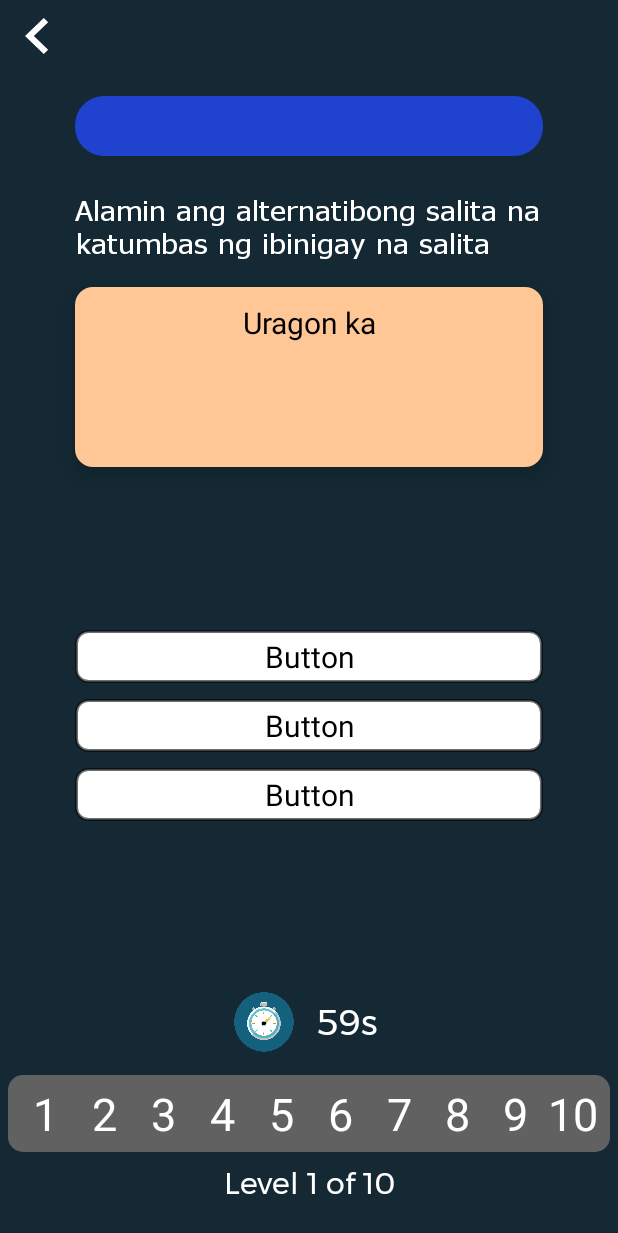
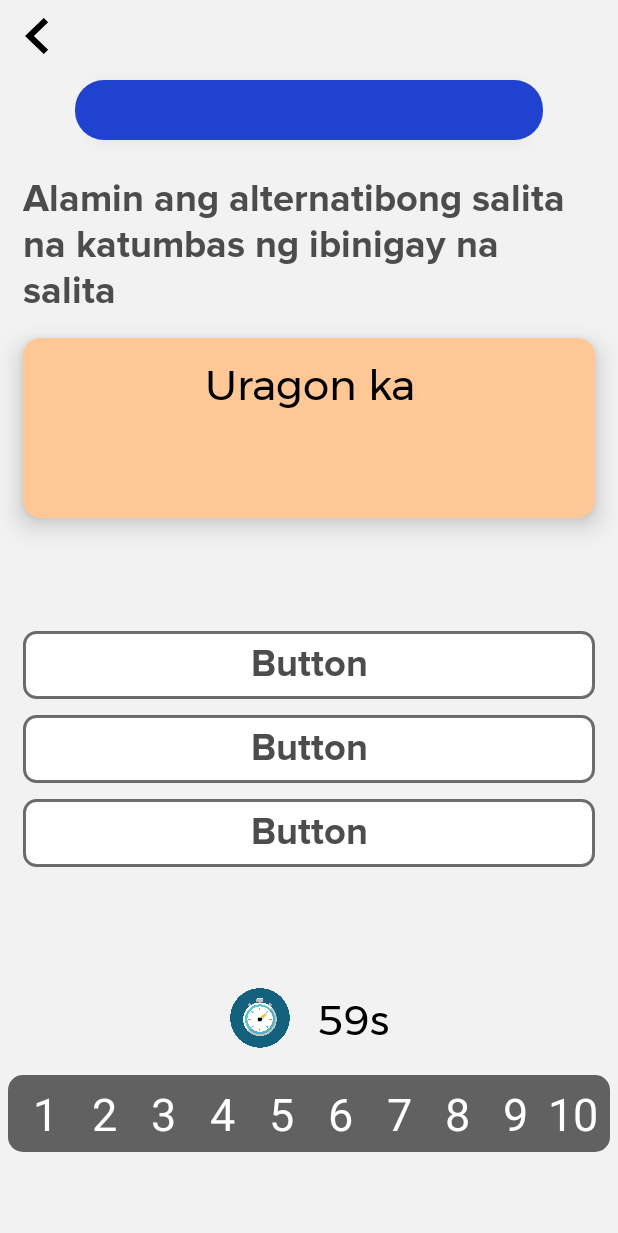
Before and after one commit to ChristerJohn007/DilangPinoy, an Android app: the AnalogyActivity screen opened directly, with no data from a screen before it, on a phone screen of 412 x 824 dp. Shown: the top 1233 px of the screen. Run offline under Robolectric (Android 15) with nearby library versions, the phone set to English and light mode, and no system bars; Roboto replaces fonts that are not available here; 11 statements that could not run were skipped.

Commit message:
White Theme for Stages Done

```diff
--- a/app/src/main/java/com/example/dilangpinoy/ui/stages/AnalogyActivity.java
+++ b/app/src/main/java/com/example/dilangpinoy/ui/stages/AnalogyActivity.java
@@ -5,7 +5,10 @@
 import android.os.Build;
 import android.os.Bundle;
 import android.view.View;
+import android.view.animation.Animation;
+import android.view.animation.AnimationUtils;
 import android.widget.Button;
+import android.widget.LinearLayout;
 import android.widget.TextView;
 
 import com.example.dilangpinoy.R;
@@ -36,6 +39,11 @@
 
     private Button[] choices;
     private TextView question;
+
+    TextView instruction;
+    LinearLayout levelsbar;
+    TextView titlebar;
+    TextView currentLeveltext;
 
     public SoundPool soundPool;
 
@@ -84,6 +92,18 @@
         wrong = soundPool.load(getApplicationContext(), R.raw.wrong, 1);
         correct = soundPool.load(getApplicationContext(), R.raw.correct, 1);
 
+        levelsbar=(LinearLayout) findViewById(R.id.linearLayout4);
+        titlebar=(TextView) findViewById(R.id.stage_text);
+        instruction=(TextView) findViewById(R.id.stage_instructions);
+
+        Animation lvlbar = AnimationUtils.loadAnimation(AnalogyActivity.this, R.anim.bounce);
+        Animation titlebarx = AnimationUtils.loadAnimation(AnalogyActivity.this, R.anim.slide_in_bottom);
+        Animation inst = AnimationUtils.loadAnimation(AnalogyActivity.this, R.anim.fadein);
+        Animation lvldsc = AnimationUtils.loadAnimation(AnalogyActivity.this, R.anim.fadein2);
+
+        levelsbar.startAnimation(lvlbar);
+        titlebar.startAnimation(titlebarx);
+
 
         initLevel(level);
 
@@ -104,6 +124,10 @@
 
 
         enableAllButtons();
+
+        currentLeveltext=(TextView) findViewById(R.id.stage_text);
+        Animation currentstage = AnimationUtils.loadAnimation(AnalogyActivity.this, R.anim.blink_anim);
+        currentLevelText.startAnimation(currentstage);
 
 
         question.setText(analogyLevel.get(level).getQuestion());
--- a/app/src/main/res/layout/activity_analogy.xml
+++ b/app/src/main/res/layout/activity_analogy.xml
@@ -5,7 +5,7 @@
     android:id="@+id/linearLayout2"
     android:layout_width="match_parent"
     android:layout_height="match_parent"
-    android:background="@drawable/bgapp"
+    android:background="@drawable/bgdirtywhite"
     android:orientation="vertical">
 
 
@@ -13,7 +13,7 @@
         android:id="@+id/back_btn"
         android:layout_width="50dp"
         android:layout_height="wrap_content"
-        android:background="@drawable/ic_chevron_left_white"
+        android:background="@drawable/ic_chevron_left_black"
         app:layout_constraintStart_toStartOf="parent"
         app:layout_constraintTop_toTopOf="parent" />
 
@@ -23,7 +23,7 @@
         android:layout_width="0dp"
         android:layout_height="40dp"
         android:layout_marginStart="50dp"
-        android:layout_marginTop="16dp"
+        android:layout_marginTop="5dp"
         android:layout_marginEnd="50dp"
         android:background="@drawable/bluetitlebar"
         android:elevation="10dp"
@@ -52,13 +52,15 @@
         android:layout_width="0dp"
         android:layout_height="wrap_content"
         android:layout_marginTop="24dp"
-        android:fontFamily="@font/verdana"
+        android:layout_marginLeft="15dp"
+        android:layout_marginRight="15dp"
+        android:fontFamily="@font/proximanovabold"
         android:text="@string/stage5_inst"
-        android:textColor="#FFF"
-        android:textSize="18sp"
+        android:textColor="#4c4c4c"
+        android:textSize="25sp"
         android:typeface="normal"
-        app:layout_constraintEnd_toEndOf="@+id/stage_text"
-        app:layout_constraintStart_toStartOf="@+id/stage_text"
+        app:layout_constraintEnd_toEndOf="parent"
+        app:layout_constraintStart_toStartOf="parent"
         app:layout_constraintTop_toBottomOf="@+id/stage_text" />
 
     <LinearLayout
@@ -82,8 +84,8 @@
             android:text="@string/phrase1"
             android:textAlignment="center"
             android:textColor="#000"
-            android:textSize="20sp"
-            app:autoSizeMaxTextSize="20sp"
+            android:fontFamily="@font/montserrat"
+            app:autoSizeMaxTextSize="28sp"
             app:autoSizeMinTextSize="10sp"
             app:autoSizeStepGranularity="1sp"
             app:autoSizeTextType="uniform" />
@@ -103,41 +105,53 @@
         <Button
             android:id="@+id/btn_choice_1"
             android:layout_width="match_parent"
-            android:layout_height="35dp"
+            android:layout_height="45dp"
             android:layout_marginTop="5dp"
             android:layout_marginBottom="5dp"
             android:background="@drawable/choice_normal"
-            android:fontFamily="sans-serif"
+            android:fontFamily="@font/proximanovabold"
             android:text="Button"
             android:textAllCaps="false"
-            android:textColor="@android:color/black"
-            android:textSize="20sp" />
+            android:textColor="#4c4c4c"
+            app:autoSizeMaxTextSize="25sp"
+            app:autoSizeMinTextSize="20sp"
+            app:autoSizeStepGranularity="1sp"
+            app:autoSizeTextType="uniform"
+            android:textSize="25sp" />
 
         <Button
             android:id="@+id/btn_choice_2"
             android:layout_width="match_parent"
-            android:layout_height="35dp"
+            android:layout_height="45dp"
             android:layout_marginTop="5dp"
             android:layout_marginBottom="5dp"
             android:background="@drawable/choice_normal"
-            android:fontFamily="sans-serif"
+            android:fontFamily="@font/proximanovabold"
             android:text="Button"
             android:textAllCaps="false"
-            android:textColor="@android:color/black"
-            android:textSize="20sp" />
+            android:textColor="#4c4c4c"
+            app:autoSizeMaxTextSize="25sp"
+            app:autoSizeMinTextSize="20sp"
+            app:autoSizeStepGranularity="1sp"
+            app:autoSizeTextType="uniform"
+            android:textSize="25sp" />
 
         <Button
             android:id="@+id/btn_choice_3"
             android:layout_width="match_parent"
-            android:layout_height="35dp"
+            android:layout_height="45dp"
             android:layout_marginTop="5dp"
             android:layout_marginBottom="5dp"
             android:background="@drawable/choice_normal"
-            android:fontFamily="sans-serif"
+            android:fontFamily="@font/proximanovabold"
             android:text="Button"
             android:textAllCaps="false"
-            android:textColor="@android:color/black"
-            android:textSize="20sp" />
+            android:textColor="#4c4c4c"
+            app:autoSizeMaxTextSize="25sp"
+            app:autoSizeMinTextSize="20sp"
+            app:autoSizeStepGranularity="1sp"
+            app:autoSizeTextType="uniform"
+            android:textSize="25sp" />
 
     </LinearLayout>
 
@@ -160,16 +174,16 @@
 
         <TextView
             android:id="@+id/textView_timer"
-            android:layout_width="50dp"
+            android:layout_width="55dp"
             android:layout_height="wrap_content"
             android:layout_gravity="center"
             android:layout_margin="5dp"
             android:fontFamily="@font/montserrat"
             android:gravity="left"
             android:text="60s"
-            android:textAlignment="center"
-            android:textColor="#FFF"
-            android:textSize="24sp">
+            android:textAlignment="textEnd"
+            android:textColor="#000"
+            android:textSize="28sp">
 
         </TextView>
     </LinearLayout>
@@ -300,7 +314,7 @@
         android:fontFamily="@font/montserrat"
         android:text="Level 1 of 10"
         android:textAlignment="center"
-        android:textColor="#FFF"
+        android:textColor="#000"
         android:textSize="20sp"
         app:layout_constraintBottom_toBottomOf="parent"
         app:layout_constraintEnd_toEndOf="parent"
--- a/app/src/main/res/values/strings.xml
+++ b/app/src/main/res/values/strings.xml
@@ -27,7 +27,7 @@
     <string name="stage5">Stage 5: Analogy</string>
     <string name="stage5_inst">Alamin ang alternatibong salita na katumbas ng ibinigay na salita</string>
     <string name="stage6">Stage 6: Ancient Language</string>
-    <string name="stage6_inst">Alamin kung ano at saan ginagamit ang kasulatang nasa larawan</string>
+    <string name="stage6_inst">Alamin ang katumbas na baybayin ng ibinigay na salita</string>
     <string name="hardcore_pairs">HARDCORE: Tap the Pairs</string>
     <string name="hardcore_phrase">HARDCORE: Guess the Phrase</string>
     <string name="hardcore_pictionary">HARDCORE: Pictionary</string>
```
Also changed, not shown: app/src/main/java/com/example/dilangpinoy/ui/stages/AncientActivity.java (+38 -0 lines), app/src/main/java/com/example/dilangpinoy/ui/stages/FillInTheBlanksActivity.java (+26 -0 lines), app/src/main/res/layout/activity_ancient.xml (+27 -20 lines), app/src/main/res/layout/activity_blanks.xml (+42 -27 lines).
